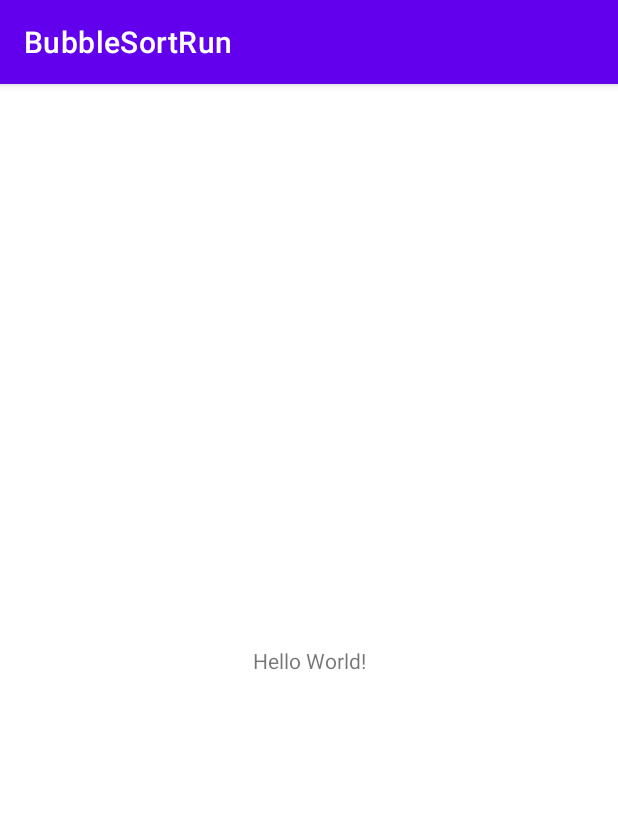
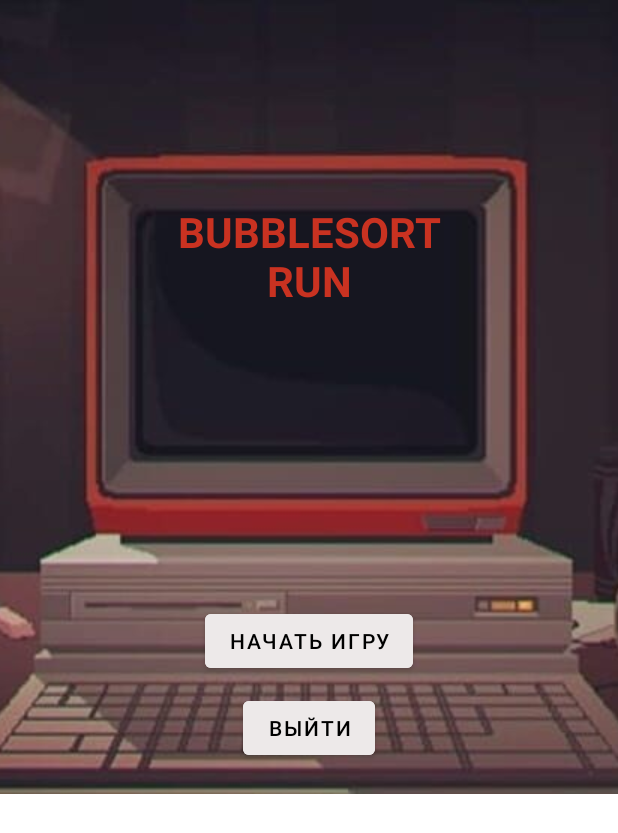
Before and after one commit to lnstnkv/HitsElka, an Android app: the screen it shows after launch (MainActivity), on a phone screen of 412 x 824 dp. Shown: the top 833 px of the screen. Run offline under Robolectric (Android 15) with nearby library versions, the phone set to English and light mode, and no system bars.

Commit message:
add first screen

```diff
--- a/app/src/main/AndroidManifest.xml
+++ b/app/src/main/AndroidManifest.xml
@@ -7,6 +7,7 @@
         android:icon="@mipmap/ic_launcher"
         android:label="@string/app_name"
         android:roundIcon="@mipmap/ic_launcher_round"
+        android:screenOrientation="landscape"
         android:supportsRtl="true"
         android:theme="@style/Theme.BubbleSortRun">
         <activity
--- a/app/src/main/res/layout/activity_main.xml
+++ b/app/src/main/res/layout/activity_main.xml
@@ -6,13 +6,55 @@
     android:layout_height="match_parent"
     tools:context=".MainActivity">
 
-    <TextView
+    <ImageView
+        android:id="@+id/imageViewTitle"
         android:layout_width="wrap_content"
         android:layout_height="wrap_content"
-        android:text="Hello World!"
+        android:scaleType="centerCrop"
         app:layout_constraintBottom_toBottomOf="parent"
-        app:layout_constraintLeft_toLeftOf="parent"
-        app:layout_constraintRight_toRightOf="parent"
-        app:layout_constraintTop_toTopOf="parent" />
+        app:layout_constraintEnd_toEndOf="parent"
+        app:layout_constraintHorizontal_bias="1.0"
+        app:layout_constraintStart_toStartOf="parent"
+        app:layout_constraintTop_toTopOf="parent"
+        app:layout_constraintVertical_bias="0.0"
+        app:srcCompat="@drawable/title" />
 
+    <Button
+        android:id="@+id/buttonStart"
+        android:layout_width="wrap_content"
+        android:layout_height="wrap_content"
+        android:layout_marginBottom="10dp"
+        android:backgroundTint="#EDE9E9"
+        android:text="@string/start"
+        android:textColor="@color/black"
+        app:layout_constraintBottom_toTopOf="@+id/buttonExit"
+        app:layout_constraintEnd_toEndOf="@+id/buttonExit"
+        app:layout_constraintStart_toStartOf="@+id/buttonExit" />
+
+    <Button
+        android:id="@+id/buttonExit"
+        android:layout_width="wrap_content"
+        android:layout_height="wrap_content"
+        android:layout_marginBottom="20dp"
+        android:backgroundTint="#EDE9E9"
+        android:text="@string/exit"
+        android:textColor="@color/black"
+        app:layout_constraintBottom_toBottomOf="@+id/imageViewTitle"
+        app:layout_constraintEnd_toEndOf="parent"
+        app:layout_constraintStart_toStartOf="@+id/imageViewTitle" />
+
+    <TextView
+        android:id="@+id/textViewName"
+        android:layout_width="wrap_content"
+        android:layout_height="wrap_content"
+        android:layout_marginTop="135dp"
+        android:text="@string/name"
+        android:textAlignment="center"
+        android:textAllCaps="true"
+        android:textColor="#C93221"
+        android:textSize="28sp"
+        android:textStyle="bold"
+        app:layout_constraintEnd_toEndOf="parent"
+        app:layout_constraintStart_toStartOf="parent"
+        app:layout_constraintTop_toTopOf="@+id/imageViewTitle" />
 </androidx.constraintlayout.widget.ConstraintLayout>
--- a/app/src/main/res/values/strings.xml
+++ b/app/src/main/res/values/strings.xml
@@ -1,3 +1,7 @@
 <resources>
     <string name="app_name">BubbleSortRun</string>
+    <string name="start">Начать игру</string>
+    <string name="exit">Выйти</string>
+    <string name="name">BubbleSort\nRun</string>
+
 </resources>
--- a/app/src/main/res/values/themes.xml
+++ b/app/src/main/res/values/themes.xml
@@ -1,6 +1,6 @@
 <resources xmlns:tools="http://schemas.android.com/tools">
     <!-- Base application theme. -->
-    <style name="Theme.BubbleSortRun" parent="Theme.MaterialComponents.DayNight.DarkActionBar">
+    <style name="Theme.BubbleSortRun" parent="Theme.MaterialComponents.DayNight.NoActionBar">
         <!-- Primary brand color. -->
         <item name="colorPrimary">@color/purple_500</item>
         <item name="colorPrimaryVariant">@color/purple_700</item>
```
Also changed, not shown: app/src/main/res/drawable/title.png (added).
